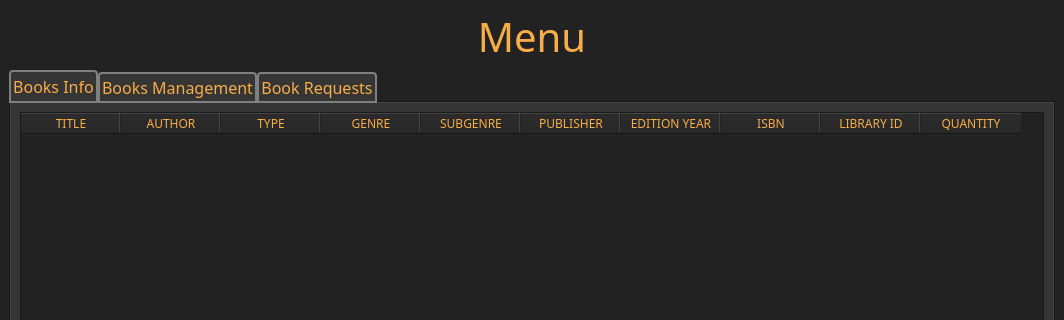
Qt form mainwindow.ui (DistroRickDev/lms_oop_qt) before a commit; both pictures show x 0 to 1064 and y 0 to 320 of the 1064 by 532 pixel window.
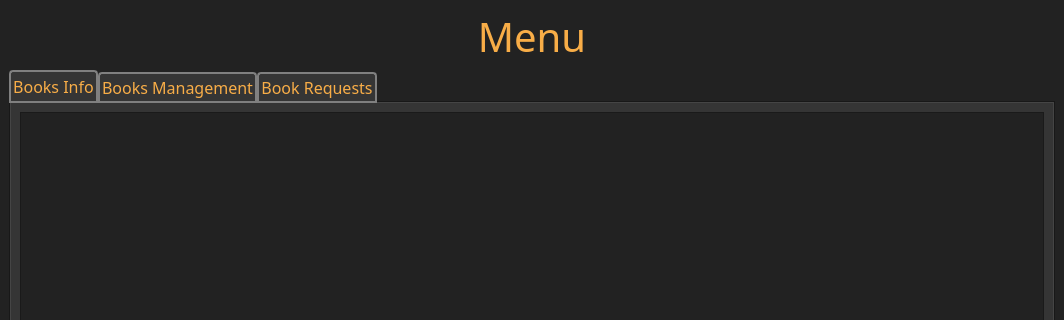
The same form after that commit. The open tabs and pages were chosen to show the change.

What changed in the file:
```diff
--- a/mainwindow.ui
+++ b/mainwindow.ui
@@ -158,61 +158,7 @@
          </attribute>
          <layout class="QVBoxLayout" name="verticalLayout_3">
           <item>
-           <widget class="QTableWidget" name="infoTable">
-            <property name="columnCount">
-             <number>10</number>
-            </property>
-            <column>
-             <property name="text">
-              <string>TITLE</string>
-             </property>
-            </column>
-            <column>
-             <property name="text">
-              <string>AUTHOR</string>
-             </property>
-            </column>
-            <column>
-             <property name="text">
-              <string>TYPE</string>
-             </property>
-            </column>
-            <column>
-             <property name="text">
-              <string>GENRE</string>
-             </property>
-            </column>
-            <column>
-             <property name="text">
-              <string>SUBGENRE</string>
-             </property>
-            </column>
-            <column>
-             <property name="text">
-              <string>PUBLISHER</string>
-             </property>
-            </column>
-            <column>
-             <property name="text">
-              <string>EDITION YEAR</string>
-             </property>
-            </column>
-            <column>
-             <property name="text">
-              <string>ISBN</string>
-             </property>
-            </column>
-            <column>
-             <property name="text">
-              <string>LIBRARY ID</string>
-             </property>
-            </column>
-            <column>
-             <property name="text">
-              <string>QUANTITY</string>
-             </property>
-            </column>
-           </widget>
+           <widget class="QTableWidget" name="infoTable"/>
           </item>
          </layout>
         </widget>
```
Left out of the diff: 2 changed lines with no effect on the pictures.
